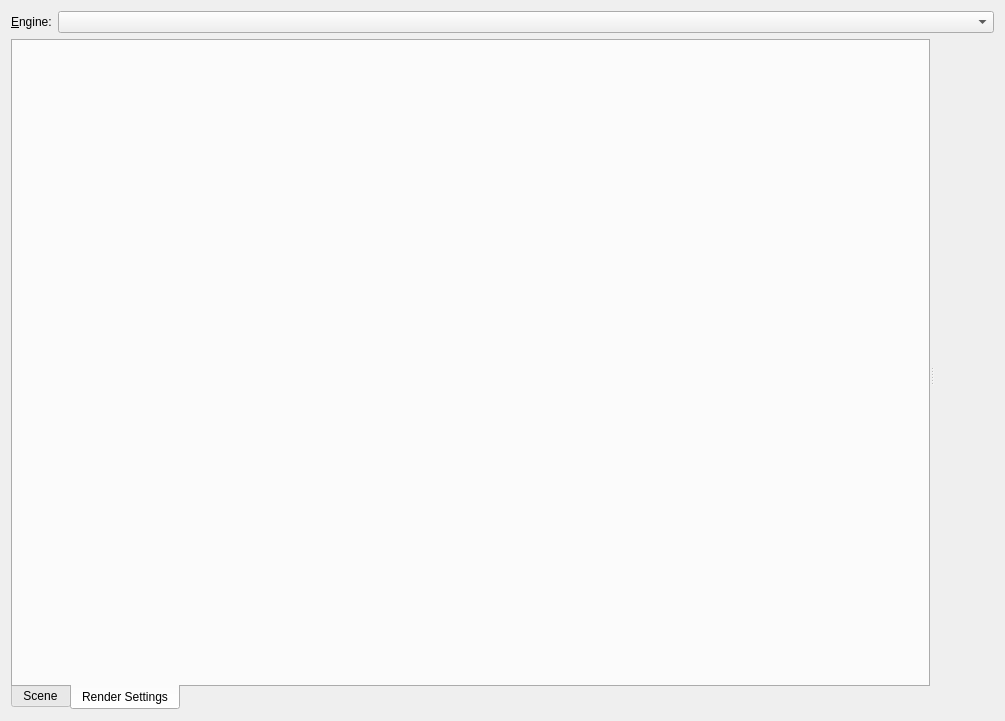
KDAB/GammaRay, file plugins/qt3dinspector/qt3dinspectorwidget.ui: the form before one commit.
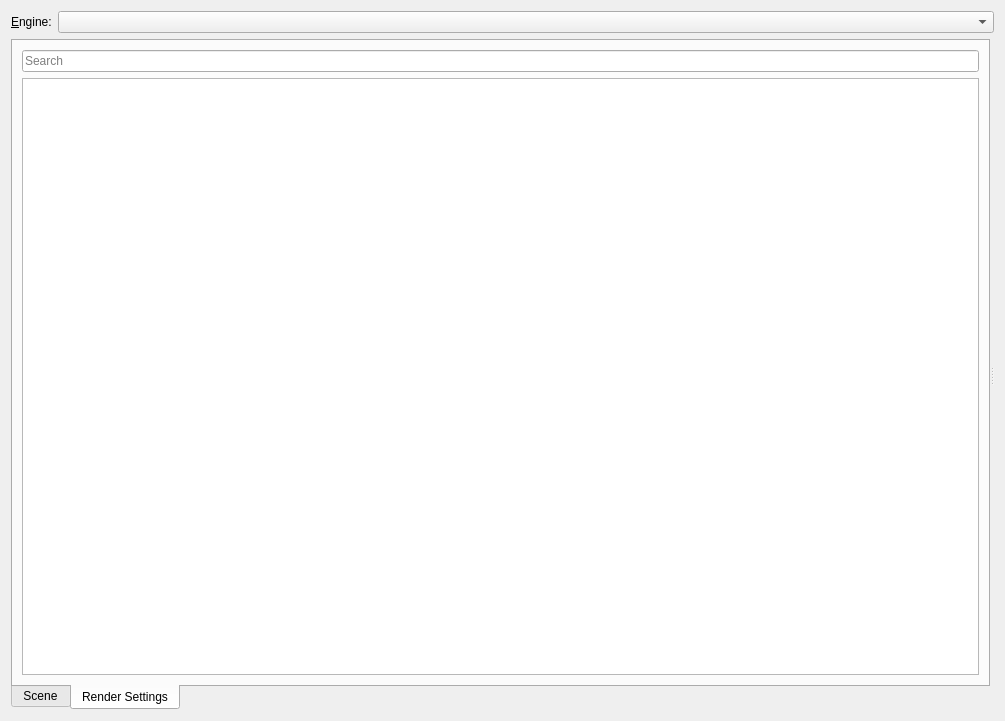
The form after the commit. The open tabs and pages were chosen to show the change. Custom widgets are drawn as their Qt base class.

Commit message: Add frame graph model.

Diff of the .ui file:
```diff
--- a/plugins/qt3dinspector/qt3dinspectorwidget.ui
+++ b/plugins/qt3dinspector/qt3dinspectorwidget.ui
@@ -81,6 +81,28 @@
        <attribute name="title">
         <string>Render Settings</string>
        </attribute>
+       <layout class="QVBoxLayout" name="verticalLayout_4">
+        <item>
+         <widget class="QLineEdit" name="frameGraphSearchLine">
+          <property name="placeholderText">
+           <string>Search</string>
+          </property>
+          <property name="clearButtonEnabled">
+           <bool>true</bool>
+          </property>
+         </widget>
+        </item>
+        <item>
+         <widget class="QTreeView" name="frameGraphView">
+          <property name="indentation">
+           <number>10</number>
+          </property>
+          <property name="uniformRowHeights">
+           <bool>true</bool>
+          </property>
+         </widget>
+        </item>
+       </layout>
       </widget>
      </widget>
      <widget class="QStackedWidget" name="stack">
@@ -89,6 +111,18 @@
       </property>
       <widget class="QWidget" name="scenePage">
        <layout class="QVBoxLayout" name="verticalLayout">
+        <property name="leftMargin">
+         <number>0</number>
+        </property>
+        <property name="topMargin">
+         <number>0</number>
+        </property>
+        <property name="rightMargin">
+         <number>0</number>
+        </property>
+        <property name="bottomMargin">
+         <number>0</number>
+        </property>
         <item>
          <widget class="GammaRay::PropertyWidget" name="scenePropertyWidget" native="true"/>
         </item>
```
The commit also changes 6 other files.
